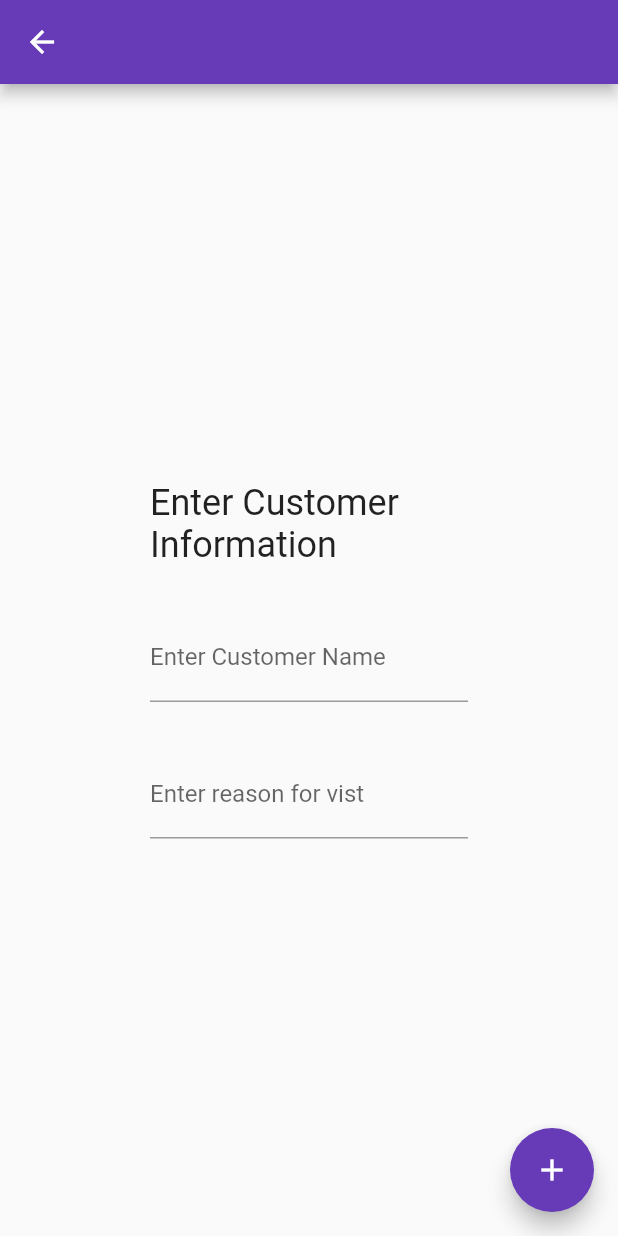
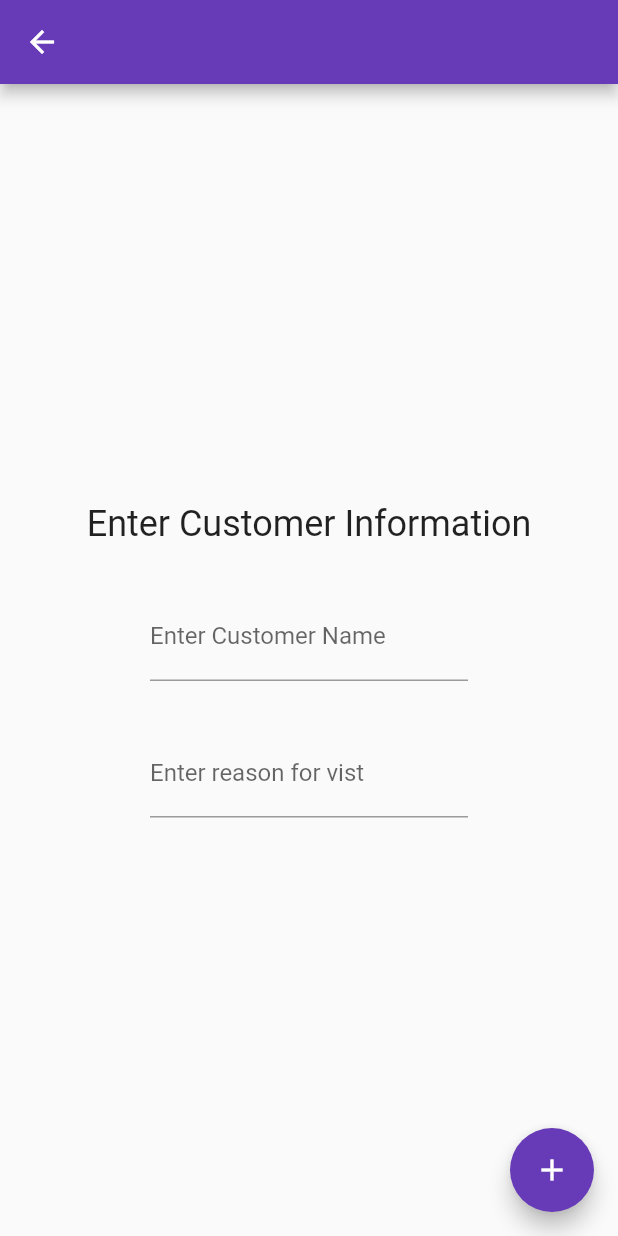
Before and after one commit to Or1cle/QYou, a Flutter app: the Add screen opened directly, on a phone screen of 412 x 824 dp. Run offline on Flutter 3.47's test engine with Material 2 defaults, Android fonts, the light colour scheme and no system bars.

Commit message:
Padding FIx

```diff
--- a/lib/Add.dart
+++ b/lib/Add.dart
@@ -19,7 +19,7 @@ class Add extends StatelessWidget{
         mainAxisAlignment: MainAxisAlignment.center,
         children: <Widget>[
         Padding(
-          padding: const EdgeInsets.symmetric(horizontal: 100, vertical: 16),
+          padding: const EdgeInsets.symmetric(horizontal: 25, vertical: 16),
           child: const Text('Enter Customer Information',style: TextStyle(fontSize: 24))
         ),
         Padding(
```
